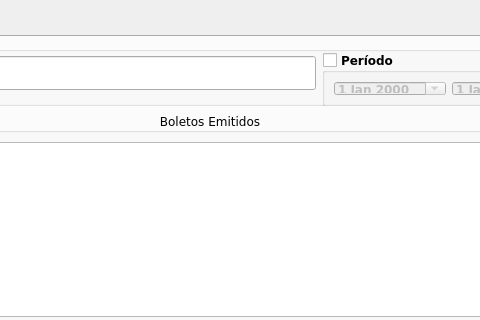
Old version of the form Projects/Blink/Plugins/financier/managerticket.ui in the repository MarcoBueno1/qrad; both pictures show x 190 to 670 and y 0 to 320 of the 800 by 586 pixel window.
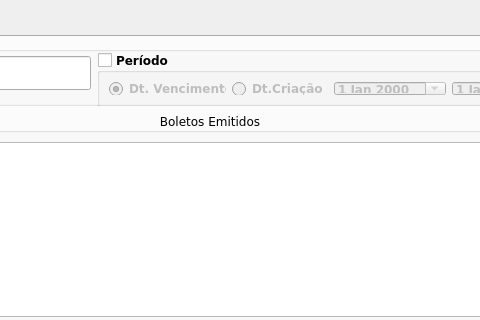
New version of the form. Icons and pictures are not drawn. Custom widgets are drawn as their Qt base class.

Commit message: [ManagerTicket] Agora permite selecionar por data de criacao o data vencimento

```diff
--- a/Projects/Blink/Plugins/financier/managerticket.ui
+++ b/Projects/Blink/Plugins/financier/managerticket.ui
@@ -465,6 +465,23 @@
              <bool>false</bool>
             </property>
             <layout class="QHBoxLayout" name="horizontalLayout_3">
+             <item>
+              <widget class="QRadioButton" name="radioButtonVencimento">
+               <property name="text">
+                <string>Dt. Vencimento</string>
+               </property>
+               <property name="checked">
+                <bool>true</bool>
+               </property>
+              </widget>
+             </item>
+             <item>
+              <widget class="QRadioButton" name="radioButtonCriacao">
+               <property name="text">
+                <string>Dt.Criação</string>
+               </property>
+              </widget>
+             </item>
              <item>
               <widget class="QDateEdit" name="dateEditSince">
                <property name="calendarPopup">
```
The commit also changes 1 other file.
